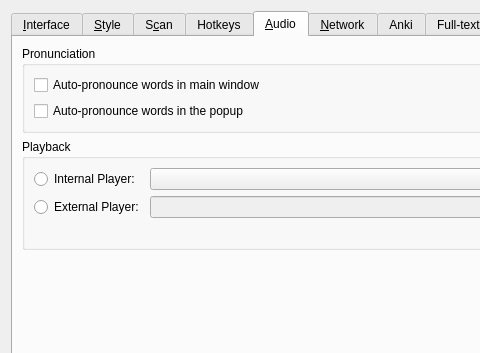
Above: src/ui/preferences.ui from xiaoyifang/goldendict-ng before the change; both pictures show x 0 to 480 and y 0 to 353 of the 788 by 588 pixel window. Below: the same form after it.
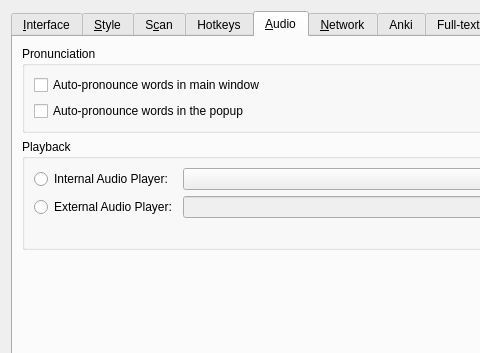
That is the form after the change. The open tabs and pages were chosen to show the change. Icons and pictures are not drawn.

Commit message: ui: change ui text to better reflect the function

Diff of the .ui file:
```diff
--- a/src/ui/preferences.ui
+++ b/src/ui/preferences.ui
@@ -1002,7 +1002,7 @@
              <string>Play audio files via built-in audio support</string>
             </property>
             <property name="text">
-             <string>Internal Player:</string>
+             <string>Internal Audio Player:</string>
             </property>
            </widget>
           </item>
@@ -1019,7 +1019,7 @@
              <string>Use any external audio player to play audio files</string>
             </property>
             <property name="text">
-             <string>External Player:</string>
+             <string>External Audio Player:</string>
             </property>
            </widget>
           </item>
```
The commit also changes 1 other file.
